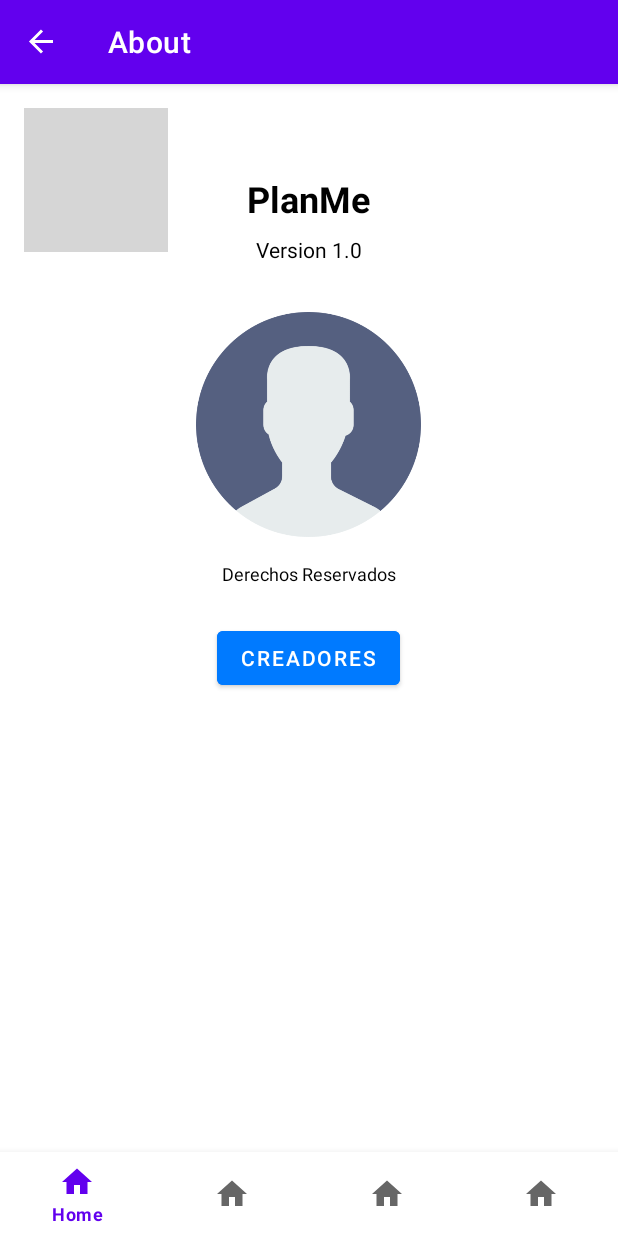
After one commit to Raul-Alarcon/Sigiv_Android, an Android app: the AboutFragment screen opened through its navigation route, on a phone screen of 412 x 824 dp. The commit adds this screen. Run offline under Robolectric (Android 15) with nearby library versions, the phone set to English and light mode, and no system bars; our stand-ins replace navigation-ui; grey boxes are pictures that could not be loaded.

Commit message:
Merge remote-tracking branch 'refs/remotes/origin/devMarcos' into devReggie

```diff
--- /dev/null
+++ b/app/src/main/java/com/example/planme/ui/views/About/AboutFragment.java
@@ -0,0 +1,29 @@
+package com.example.planme.ui.views.About;
+
+import androidx.lifecycle.ViewModelProvider;
+
+import android.os.Bundle;
+
+import androidx.annotation.NonNull;
+import androidx.annotation.Nullable;
+import androidx.fragment.app.Fragment;
+
+import android.view.LayoutInflater;
+import android.view.View;
+import android.view.ViewGroup;
+
+import com.example.planme.R;
+import com.example.planme.databinding.FragmentAboutBinding;
+
+public class AboutFragment extends Fragment {
+
+    FragmentAboutBinding binding;
+
+    @Override
+    public View onCreateView(@NonNull LayoutInflater inflater, @Nullable ViewGroup container,
+                             @Nullable Bundle savedInstanceState) {
+        this.binding = FragmentAboutBinding.inflate(inflater, container, false);
+
+        return binding.getRoot();
+    }
+}
--- /dev/null
+++ b/app/src/main/res/layout/fragment_about.xml
@@ -0,0 +1,80 @@
+<?xml version="1.0" encoding="utf-8"?>
+<RelativeLayout
+    xmlns:android="http://schemas.android.com/apk/res/android"
+    xmlns:tools="http://schemas.android.com/tools"
+    android:layout_width="match_parent"
+    android:layout_height="match_parent"
+    android:background="#FFFFFF"
+    tools:context=".MainActivity">
+
+    <!-- Botón de regreso -->
+    <ImageButton
+        android:id="@+id/backButton"
+        android:layout_width="wrap_content"
+        android:layout_height="wrap_content"
+        android:layout_alignParentStart="true"
+        android:layout_margin="16dp"
+        android:background="@null"
+        android:contentDescription="@string/profile_picture"
+        android:src="@drawable/imagen" />
+
+    <!-- Título de la app -->
+    <TextView
+        android:id="@+id/appTitle"
+        android:layout_width="wrap_content"
+        android:layout_height="wrap_content"
+        android:layout_centerHorizontal="true"
+        android:layout_marginTop="60dp"
+        android:text="@string/app_name"
+        android:textSize="24sp"
+        android:textStyle="bold"
+        android:textColor="#000000" />
+
+    <!-- Versión -->
+    <TextView
+        android:id="@+id/version"
+        android:layout_width="wrap_content"
+        android:layout_height="wrap_content"
+        android:layout_below="@id/appTitle"
+        android:layout_centerHorizontal="true"
+        android:layout_marginTop="8dp"
+        android:text="@string/txt_Version"
+        android:textSize="14sp"
+        android:textColor="@color/black" />
+
+    <!-- Imagen central -->
+    <ImageView
+        android:id="@+id/centralImage"
+        android:layout_width="150dp"
+        android:layout_height="150dp"
+        android:layout_below="@id/version"
+        android:layout_centerHorizontal="true"
+        android:layout_marginTop="32dp"
+        android:contentDescription="@string/profile_picture"
+        android:src="@drawable/usuario"/>
+
+    <!-- Derechos reservados -->
+    <TextView
+        android:id="@+id/copyright"
+        android:layout_width="wrap_content"
+        android:layout_height="wrap_content"
+        android:layout_below="@id/centralImage"
+        android:layout_centerHorizontal="true"
+        android:layout_marginTop="16dp"
+        android:text="@string/txt_derechos_reservados"
+        android:textSize="12sp"
+        android:textColor="@color/black" />
+
+    <!-- Botón de creadores -->
+    <Button
+        android:id="@+id/creatorsButton"
+        android:layout_width="wrap_content"
+        android:layout_height="wrap_content"
+        android:layout_below="@id/copyright"
+        android:layout_centerHorizontal="true"
+        android:layout_marginTop="24dp"
+        android:text="@string/txt_creadores"
+        android:backgroundTint="#007AFF"
+        android:textColor="#FFFFFF" />
+
+</RelativeLayout>
--- a/app/src/main/res/navigation/mobile_navigation.xml
+++ b/app/src/main/res/navigation/mobile_navigation.xml
@@ -31,7 +31,10 @@
         android:id="@+id/navigation_me"
         android:name="com.example.planme.ui.views.me.MeFragment"
         android:label="@string/title_page_me"
-        tools:layout="@layout/fragment_me" />
+        tools:layout="@layout/fragment_me" >
+        <action android:id="@+id/navigation_me_to_navigation_About"
+            app:destination="@+id/navigation_About"/>
+    </fragment>
 
     <fragment
         android:id="@+id/navigation_chat"
@@ -39,4 +42,10 @@
         android:label="@string/title_page_chat"
         tools:layout="@layout/fragment_chat" />
 
+    <fragment
+        android:id="@+id/navigation_About"
+        android:name="com.example.planme.ui.views.About.AboutFragment"
+        android:label="@string/txt_About"
+        tools:layout="@layout/fragment_about" />
+
 </navigation>
--- a/app/src/main/res/values/strings.xml
+++ b/app/src/main/res/values/strings.xml
@@ -11,8 +11,24 @@
     <string name="title_page_me">Perfil</string>
     <string name="content_description_img">Imagen del grupo</string>
     <string name="title_page_chat">Chat</string>
+    <string name="btn_back" translatable="false">Back</string>
+    <string name="btn_cerrarSecion" translatable="false">Cerrar sesión</string>
+
 
     <string name="edit_text_placeholder">Mensaje</string>
+    <string name="btn_Invitacion">Invitación</string>
+    <string name="txt_About">About</string>
+    <string name="profile_picture">Profile Picture</string>
+    <string name="txt_nombre">Nombre</string>
+    <string name="txt_usuario">Usuario1</string>
+    <string name="txt_apellido">Apellido</string>
+    <string name="txt_descripcion">Descripcion</string>
+    <string name="txt_correo">Correo</string>
+    <string name="txt_Email">usuario1@gmail.com</string>
+    <string name="txt_informacion">Informacion</string>
+    <string name="txt_Version">Version 1.0</string>
+    <string name="txt_derechos_reservados">Derechos Reservados</string>
+    <string name="txt_creadores">Creadores</string>
 
 
 </resources>
--- a/gradle/libs.versions.toml
+++ b/gradle/libs.versions.toml
@@ -1,5 +1,5 @@
 [versions]
-agp = "8.4.0"
+agp = "8.6.0"
 junit = "4.13.2"
 junitVersion = "1.2.1"
 espressoCore = "3.6.1"
```
Also changed, not shown: app/src/main/java/com/example/planme/ui/views/About/AboutViewModel.java (added, +7 -0 lines), app/src/main/java/com/example/planme/ui/views/me/MeFragment.java (+12 -33 lines), app/src/main/res/layout/fragment_me.xml (+63 -71 lines), gradle/wrapper/gradle-wrapper.properties.
